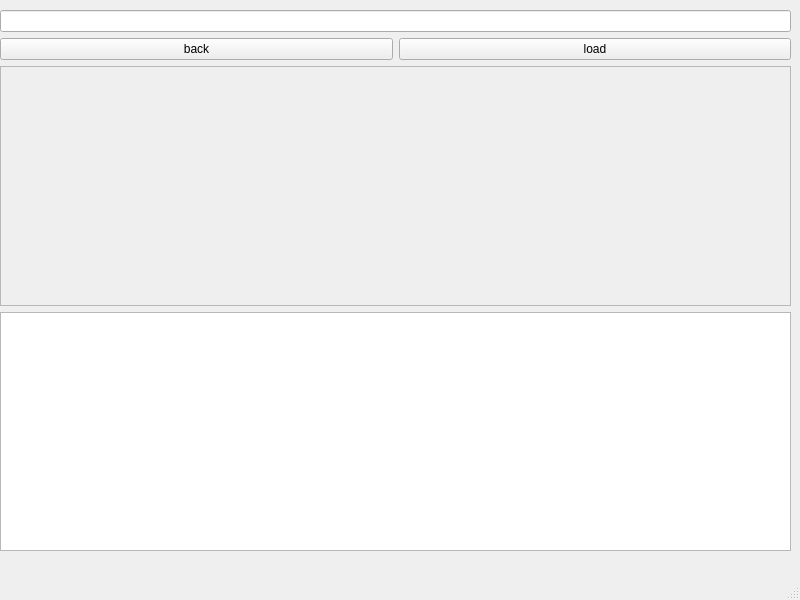
Above: webBrowser/mainwindow.ui from Xmde/C-Web-Browser-Project before the change. Below: the same form after it.
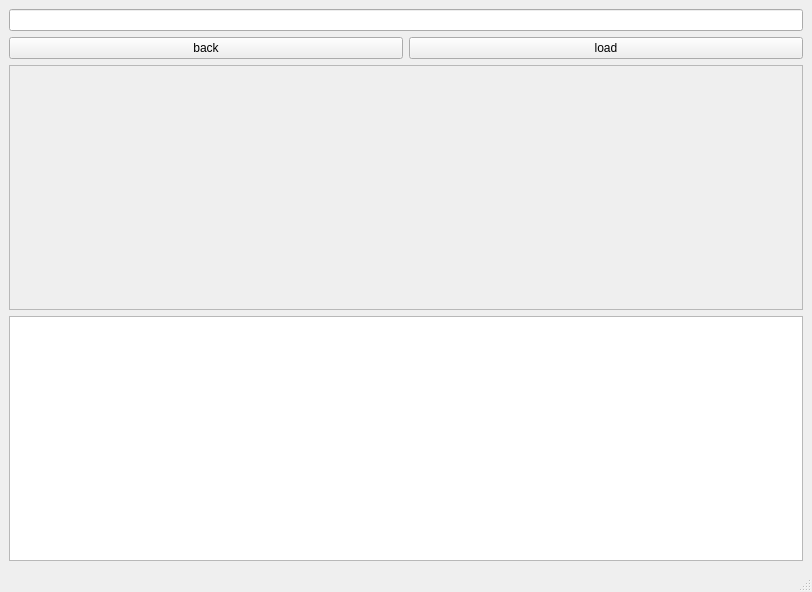
That is the form after the change.

```diff
--- a/webBrowser/mainwindow.ui
+++ b/webBrowser/mainwindow.ui
@@ -6,23 +6,16 @@
    <rect>
     <x>0</x>
     <y>0</y>
-    <width>800</width>
-    <height>600</height>
+    <width>812</width>
+    <height>592</height>
    </rect>
   </property>
   <property name="windowTitle">
    <string>MainWindow</string>
   </property>
   <widget class="QWidget" name="centralwidget">
-   <widget class="QWidget" name="layoutWidget">
-    <property name="geometry">
-     <rect>
-      <x>0</x>
-      <y>10</y>
-      <width>791</width>
-      <height>541</height>
-     </rect>
-    </property>
+   <layout class="QVBoxLayout" name="verticalLayout">
+    <item>
     <layout class="QVBoxLayout" name="verticalLayout_2">
      <item>
       <layout class="QVBoxLayout" name="controls">
@@ -59,8 +52,8 @@
          <rect>
           <x>0</x>
           <y>0</y>
-          <width>787</width>
-          <height>235</height>
+           <width>790</width>
+           <height>230</height>
          </rect>
         </property>
        </widget>
@@ -70,7 +63,8 @@
       <widget class="QTextEdit" name="log"/>
      </item>
     </layout>
-   </widget>
+    </item>
+   </layout>
   </widget>
   <widget class="QMenuBar" name="menubar">
    <property name="geometry">
```
Left out of the diff: 2 changed lines with no effect on the pictures. Lines whose indentation alone changed are shown as unchanged.
